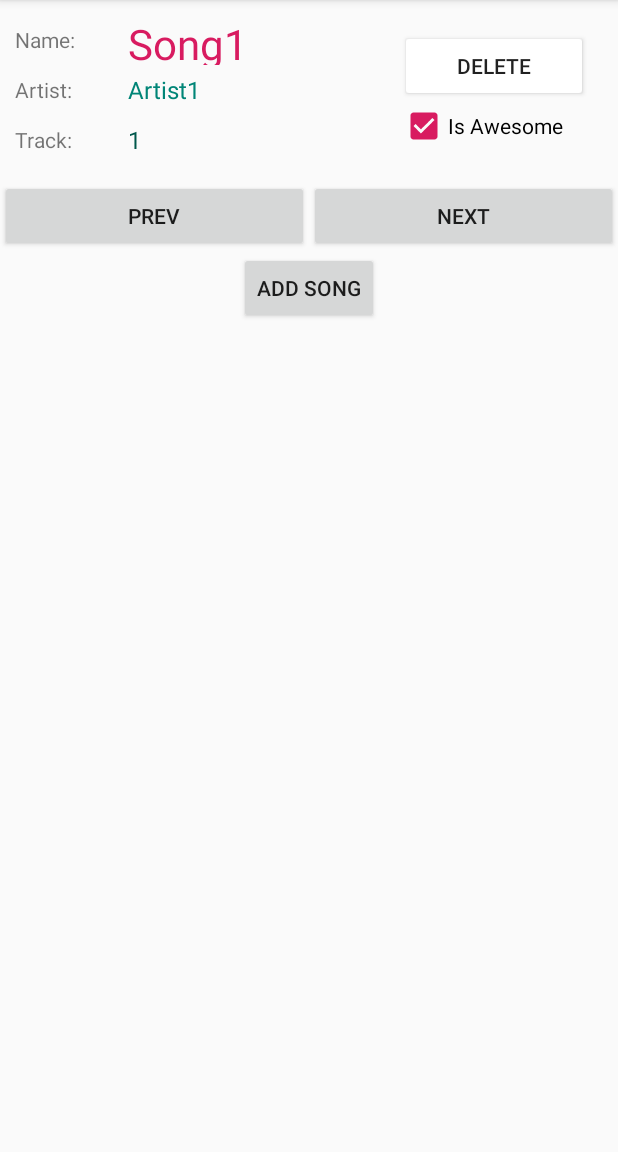
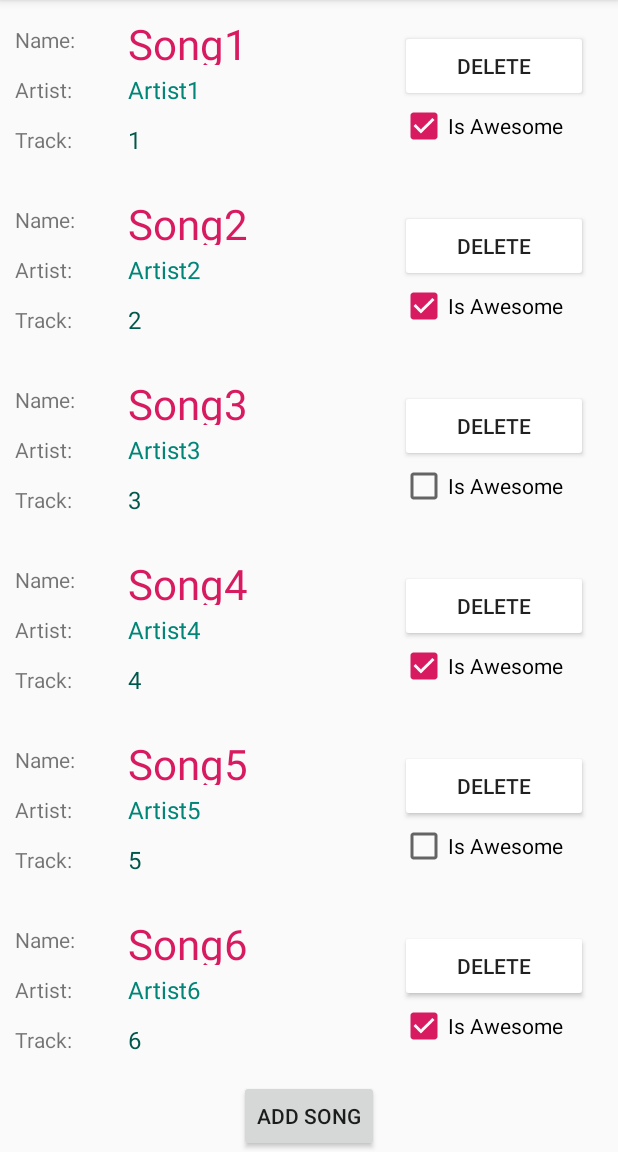
Before and after one commit to SunWuChoi/Android-Kotlin-Labs, an Android app: the screen it shows after launch (MainActivity), after a tap on "Is Awesome", on a phone screen of 412 x 824 dp, the part 84-1236 px from its top. Run offline under Robolectric (Android 15) with nearby library versions, the phone set to English and light mode, and no system bars.

Commit message:
lab 6 done

```diff
--- a/app/src/main/java/edu/towson/cosc435/labsapp/MainActivity.kt
+++ b/app/src/main/java/edu/towson/cosc435/labsapp/MainActivity.kt
@@ -12,6 +12,7 @@ import edu.towson.cosc435.labsapp.interfaces.ISongRepository
 import edu.towson.cosc435.labsapp.models.Song
 import kotlinx.android.synthetic.main.activity_main.*
 import kotlinx.android.synthetic.main.song_view.*
+import androidx.recyclerview.widget.LinearLayoutManager
 
 class MainActivity : AppCompatActivity(), ISongController {
 
@@ -22,63 +23,42 @@ class MainActivity : AppCompatActivity(), ISongController {
         startActivityForResult(intent, ADD_SONG_REQUEST_CODE)
     }
 
-    override fun nextSong() {
-        if(currentSongIndex >= songs.getCount() - 1) return
-        currentSongIndex++
-        displaySong()
+    override fun deleteSong(idx: Int) {
+        val current = songs.getSong(idx)
+        songs.remove(current)
+
     }
 
-    override fun prevSong() {
-        if(currentSongIndex <= 0) return
-        currentSongIndex--
-        displaySong()
+    override fun toggleAwesome(idx: Int) {
+        val song = songs.getSong(idx)
+        val newSong = song.copy(isAwesome = !song.isAwesome)
+        songs.replace(idx, newSong)
     }
 
-    override fun deleteSong() {
-        val current = songs.getSong(currentSongIndex)
-        songs.remove(current)
-        if(currentSongIndex >= songs.getCount()) {
-            currentSongIndex = songs.getCount() - 1
-        }
-        if(songs.getCount() == 0) displayNoSongs()
-        else displaySong()
-    }
-
-    override fun toggleAwesome() {
-        val song = songs.getSong(currentSongIndex)
-        val newSong = song.copy(isAwesome = !song.isAwesome)
-        songs.replace(currentSongIndex, newSong)
-    }
-
-    override fun displaySong(song: Song) {
+    fun displaySong(song: Song) {
         songName.text = song.name
         songArtist.text = song.artist
         songTrackNum.text = song.trackNum.toString()
         isAwesomeCb.isChecked = song.isAwesome
     }
 
-    // TODO - 6. Add an override
-    lateinit var songs: ISongRepository
-    // TODO - 5. - Remove currentSongIndex
-    var currentSongIndex = 0
+    override lateinit var songs: ISongRepository
+
 
     override fun onCreate(savedInstanceState: Bundle?) {
         super.onCreate(savedInstanceState)
         setContentView(R.layout.activity_main)
 
         songs = SongRepository()
-        displaySong()
-        buttonNext.setOnClickListener { nextSong() }
-        buttonPrev.setOnClickListener { prevSong() }
-        deleteButton.setOnClickListener { deleteSong() }
-        isAwesomeCb.setOnClickListener { toggleAwesome() }
+
+        val adapter = SongsAdapter(this)
+
+        recyclerView.adapter = adapter
+
+        recyclerView.layoutManager = LinearLayoutManager(this)
+
         add_song_btn.setOnClickListener { launchNewSongScreen() }
-        // TODO - 3. Remove nextSong, prevSong and displaySong methods
-        // TODO - 4. Remove buttonNext, buttonPrev, deleteButton and isAwesomeCb click listeners
-        // TODO - 7. Add a new file - SongsAdapter
-        // TODO - 8. Create a RecyclerView.ViewHolder class
-        // TODO - 9. Implement RecyclerView.Adapter
-        // TODO - 10. Add click handlers to deleteButton and isAwesomeCb
+
         // TODO - 11. Update main_activity.xml to use RecyclerView
         // TODO - 12. Instantiate the recycler view adapter in onCreate and set it on the RecyclerView
     }
@@ -104,17 +84,6 @@ class MainActivity : AppCompatActivity(), ISongController {
         }
     }
 
-    private fun displaySong() {
-        val song = songs.getSong(currentSongIndex)
-        displaySong(song)
-    }
-
-    private fun displayNoSongs() {
-        songLayout.visibility = View.GONE
-        buttonPanel.visibility = View.GONE
-        emptyView.visibility = View.VISIBLE
-    }
-
     companion object {
         val ADD_SONG_REQUEST_CODE = 1
     }
--- /dev/null
+++ b/app/src/main/java/edu/towson/cosc435/labsapp/SongsAdapter.kt
@@ -0,0 +1,50 @@
+package edu.towson.cosc435.labsapp
+
+import android.view.LayoutInflater
+import android.view.View
+import android.view.ViewGroup
+import androidx.recyclerview.widget.RecyclerView
+import edu.towson.cosc435.labsapp.interfaces.ISongController
+import edu.towson.cosc435.labsapp.interfaces.ISongRepository
+import edu.towson.cosc435.labsapp.models.Song
+import kotlinx.android.synthetic.main.activity_add_song.view.*
+import kotlinx.android.synthetic.main.song_view.view.*
+
+class SongsAdapter(private val controller: ISongController) : RecyclerView.Adapter<SongViewHolder>() {
+    override fun onCreateViewHolder(parent: ViewGroup, viewType: Int): SongViewHolder {
+        val view = LayoutInflater.from(parent.context).inflate(R.layout.song_view, parent, false)
+        val viewHolder = SongViewHolder(view)
+
+        view.deleteButton.setOnClickListener {
+            val position = viewHolder.adapterPosition
+            controller.deleteSong(position)
+            this.notifyItemRemoved(position)
+        }
+        view.isAwesomeCb.setOnClickListener{
+            val position = viewHolder.adapterPosition
+            controller.toggleAwesome(position)
+            this.notifyItemChanged(position)
+        }
+        return viewHolder
+
+    }
+
+    override fun getItemCount(): Int {
+        return controller.songs.getCount()
+    }
+
+    override fun onBindViewHolder(holder: SongViewHolder, position: Int) {
+        val song = controller.songs.getSong(position)
+        holder.bindSong(song)
+    }
+
+}
+
+class SongViewHolder(view: View) : RecyclerView.ViewHolder(view) {
+    fun bindSong(song: Song) {
+        itemView.songName.text = song.name
+        itemView.songArtist.text = song.artist
+        itemView.songTrackNum.text = song.trackNum.toString()
+        itemView.isAwesomeCb.isChecked = song.isAwesome
+    }
+}
--- a/app/src/main/java/edu/towson/cosc435/labsapp/interfaces/ISongController.kt
+++ b/app/src/main/java/edu/towson/cosc435/labsapp/interfaces/ISongController.kt
@@ -8,14 +8,10 @@ import edu.towson.cosc435.labsapp.models.Song
 // marking/unmarking a song as awesome, and displaying the current song
 
 interface ISongController {
-    fun nextSong()
-    fun prevSong()
-    fun deleteSong()
-    fun toggleAwesome()
-    fun displaySong(song: Song)
+    fun deleteSong(idx: Int)
+    fun toggleAwesome(idx: Int)
     fun launchNewSongScreen()
-    // TODO - 1. remove nextSong, prevSong and displaySong
-    // TODO - 2. add an idx:Int parameter to deleteSong and toggleAwesome
-    // TODO - 3. Add a val songs: ISongRespository property
+    val songs: ISongRepository
+
     // TODO - 13. (OPTIONAL) add editSong(idx: Int)
 }
--- a/app/src/main/res/layout/activity_main.xml
+++ b/app/src/main/res/layout/activity_main.xml
@@ -9,39 +9,15 @@
     tools:layout_editor_absoluteY="81dp"
     tools:layout_editor_absoluteX="0dp">
 
-    <TextView
-        android:id="@+id/emptyView"
+    <!-- reusable layout -->
+
+    <androidx.recyclerview.widget.RecyclerView
+        android:id="@+id/recyclerView"
         android:layout_width="match_parent"
-        android:layout_height="wrap_content"
-        android:gravity="center_vertical|center_horizontal"
-        android:padding="20dp"
-        android:text="@string/songs_list_is_empty_txt"
-        android:textSize="24sp"
-        android:visibility="gone" />
-
-    <!-- reusable layout -->
-    <include layout="@layout/song_view"/>
-
-    <LinearLayout
-            android:id="@+id/buttonPanel"
-        android:layout_width="match_parent"
-        android:layout_height="wrap_content"
-        android:orientation="horizontal">
-
-        <Button
-            android:id="@+id/buttonPrev"
-            android:layout_width="match_parent"
-            android:layout_height="wrap_content"
-            android:layout_weight="1"
-            android:text="@string/prev_btn_txt" />
-
-        <Button
-            android:id="@+id/buttonNext"
-            android:layout_width="match_parent"
-            android:layout_height="wrap_content"
-            android:layout_weight="1"
-            android:text="@string/next_btn_txt" />
-    </LinearLayout>
+        android:layout_height="0dp"
+        android:layout_weight="1"
+        tools:itemCount="10"
+        tools:listitem="@layout/song_view" />
 
     <Button
             android:id="@+id/add_song_btn"
```
